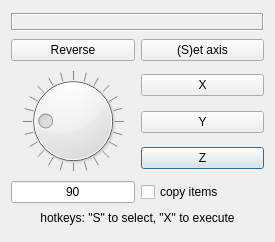
First picture: the form in dialogz/rotAround.ui, repository oddtopus/dodo, before the edit.
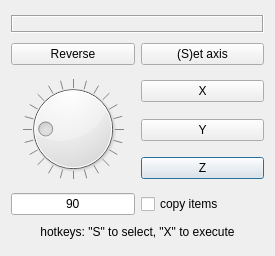
Second picture: the form after the edit.

Patch:
```diff
--- a/dialogz/rotAround.ui
+++ b/dialogz/rotAround.ui
@@ -7,7 +7,7 @@
     <x>0</x>
     <y>0</y>
     <width>275</width>
-    <height>242</height>
+    <height>256</height>
    </rect>
   </property>
   <property name="sizePolicy">
```
Left out of the diff: 10 changed lines with no effect on the pictures.
